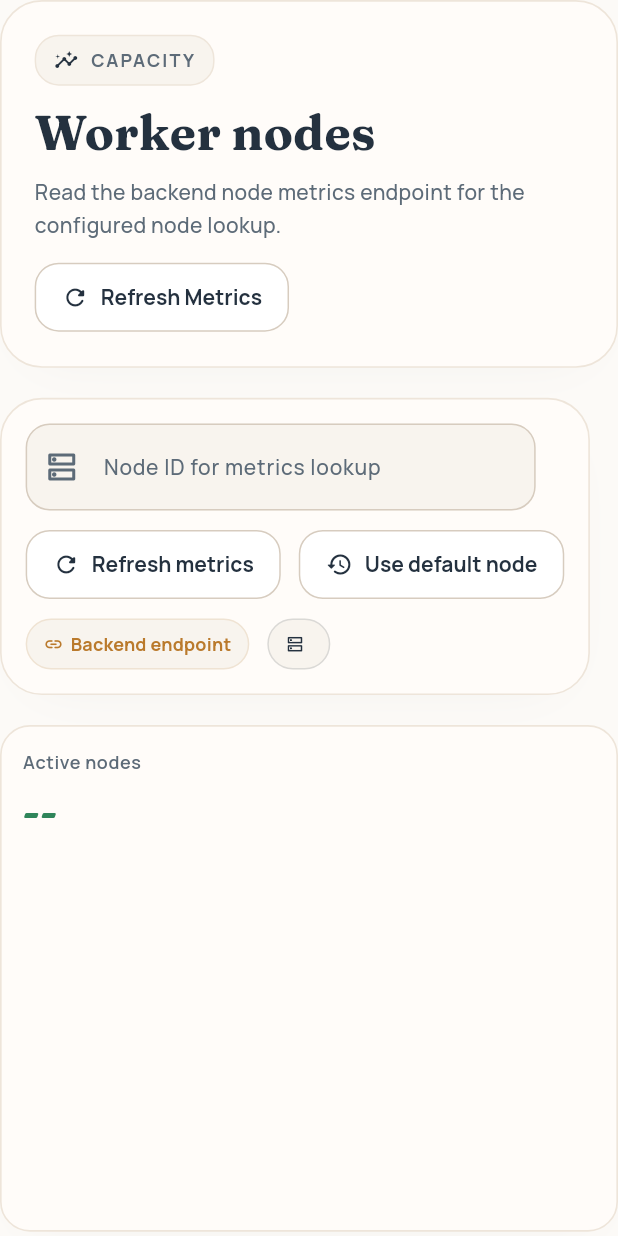
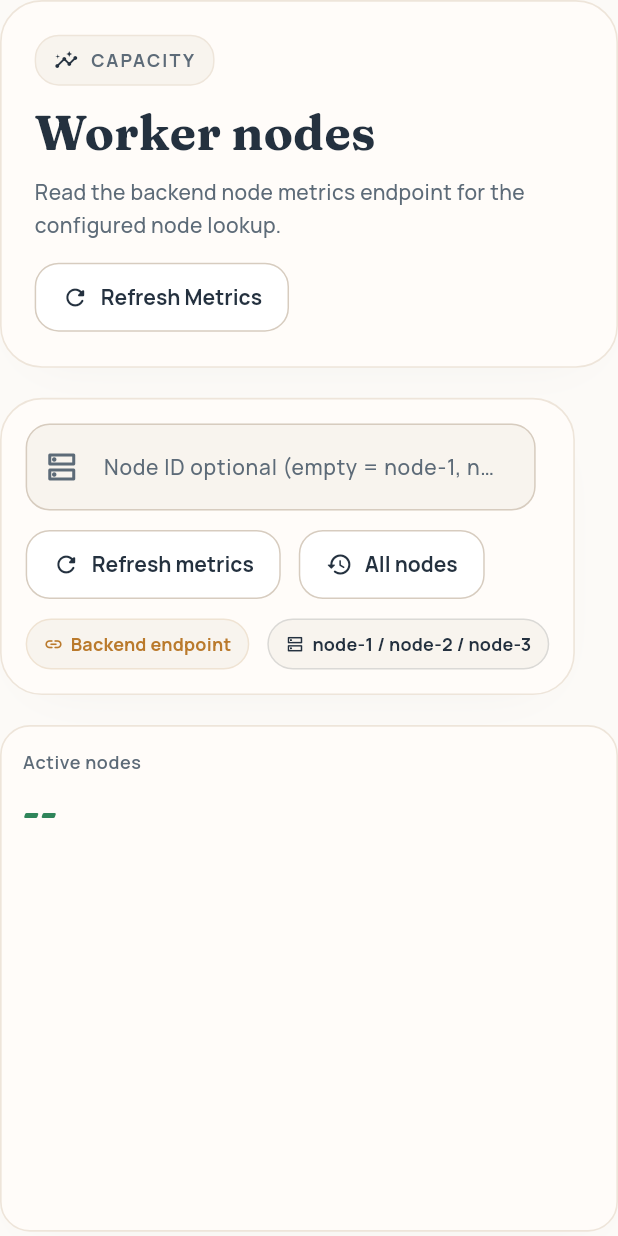
Before and after one commit to DistribuidosN/Frontend, a Flutter app: the NodesPage widget shown alone on an empty page, opened directly, on a phone screen of 412 x 824 dp. Run offline on Flutter 3.47's test engine with Material 3 defaults, Android fonts, the phone set to English and light mode, and no system bars; our stand-ins replace file_picker, flutter_svg, google_fonts, shared_preferences; missing offline and left inert: dart:html; accounts and stored records are empty; project files that could hold a hidden picture were left out.

Commit message:
fix: default admin to cluster nodes

```diff
--- a/flutter_app/lib/core/workspace/workspace_controller.dart
+++ b/flutter_app/lib/core/workspace/workspace_controller.dart
@@ -37,6 +37,11 @@ class WorkspaceController extends ChangeNotifier {
 
   static const String _defaultAdminImageUuid =
       'ab1df2d2-255c-409b-94c1-855a590e77b9';
+  static const List<String> _defaultAdminNodeIds = <String>[
+    'node-1',
+    'node-2',
+    'node-3',
+  ];
 
   late final ApiClient _apiClient;
   final Random _random = Random();
@@ -1263,16 +1268,19 @@ class WorkspaceController extends ChangeNotifier {
         try {
           nodeRefs = await _loadAdminNodeRefs();
         } catch (e) {
-          debugPrint('[ADMIN METRICS] /nodes failed, using default node: $e');
-          nodeRefs = <_AdminNodeRef>[];
+          debugPrint('[ADMIN METRICS] /nodes failed, using default cluster: $e');
+          nodeRefs = _defaultAdminNodeRefs();
         }
+      }
+      if (!explicitNodeLookup && nodeRefs.isEmpty) {
+        debugPrint('[ADMIN METRICS] /nodes returned empty, using default cluster.');
+        nodeRefs = _defaultAdminNodeRefs();
       }
       debugPrint(
         '[ADMIN METRICS] refs=${nodeRefs.map((ref) => '${ref.id}(${ref.address})').join(', ')}',
       );
 
       final List<AdminNodeMetric> collectedMetrics = <AdminNodeMetric>[];
-      // Si /nodes no devuelve nada, no intentamos adivinar nodos.
       final Iterable<_AdminNodeRef> refsToQuery = nodeRefs;
 
       if (refsToQuery.isEmpty) {
@@ -1448,6 +1456,12 @@ class WorkspaceController extends ChangeNotifier {
     return refs;
   }
 
+  static List<_AdminNodeRef> _defaultAdminNodeRefs() {
+    return _defaultAdminNodeIds
+        .map((String id) => _AdminNodeRef(id: id, address: ''))
+        .toList(growable: false);
+  }
+
   AdminNodeMetric? _latestAdminMetricFromPayload(
     dynamic payload, {
     required String fallbackNodeId,
--- a/flutter_app/lib/features/admin/presentation/admin_page.dart
+++ b/flutter_app/lib/features/admin/presentation/admin_page.dart
@@ -30,7 +30,7 @@ class _AdminPageState extends State<AdminPage> {
       return;
     }
     final workspace = WorkspaceScope.of(context);
-    _nodeIdController.text = workspace.adminMetricNodeId;
+    _nodeIdController.text = '';
     final String initialImageUuid = workspace.adminLogImageUuid?.trim().isNotEmpty == true
         ? workspace.adminLogImageUuid!.trim()
         : workspace.latestBatchImages.isNotEmpty
@@ -55,13 +55,10 @@ class _AdminPageState extends State<AdminPage> {
 
   Future<void> _refreshAll() async {
     final workspace = WorkspaceScope.of(context);
-    final String nodeId = _nodeIdController.text.trim();
     final String imageUuid = _imageUuidController.text.trim();
 
     try {
-      await workspace.refreshAdminMetrics(
-        nodeId: nodeId.isEmpty ? null : nodeId,
-      );
+      await workspace.refreshAdminMetrics();
     } catch (_) {}
 
     try {
@@ -144,7 +141,7 @@ class _AdminPageState extends State<AdminPage> {
             children: <Widget>[
               FilterField(
                 icon: Icons.dns_outlined,
-                label: 'Node ID for metrics lookup',
+                label: 'Node ID optional (empty = node-1, node-2, node-3)',
                 width: 320,
                 controller: _nodeIdController,
                 onSubmitted: (_) => _refreshMetrics(),
@@ -176,12 +173,12 @@ class _AdminPageState extends State<AdminPage> {
               ),
               ChipFilter(
                 icon: Icons.restore_rounded,
-                label: 'Default node',
+                label: 'All nodes',
                 onPressed: () {
                   setState(() {
-                    _nodeIdController.text = workspace.adminMetricNodeId;
+                    _nodeIdController.clear();
                   });
-                  _refreshMetrics();
+                  _refreshAll();
                 },
               ),
             ],
--- a/flutter_app/lib/features/nodes/presentation/nodes_page.dart
+++ b/flutter_app/lib/features/nodes/presentation/nodes_page.dart
@@ -21,8 +21,7 @@ class _NodesPageState extends State<NodesPage> {
     if (_initialized) {
       return;
     }
-    final workspace = WorkspaceScope.of(context);
-    _nodeIdController.text = workspace.adminMetricNodeId;
+    _nodeIdController.text = '';
     _initialized = true;
   }
 
@@ -95,7 +94,7 @@ class _NodesPageState extends State<NodesPage> {
             children: <Widget>[
               FilterField(
                 icon: Icons.dns_outlined,
-                label: 'Node ID for metrics lookup',
+                label: 'Node ID optional (empty = node-1, node-2, node-3)',
                 width: 340,
                 controller: _nodeIdController,
                 onSubmitted: (_) => _refreshMetrics(context),
@@ -107,10 +106,10 @@ class _NodesPageState extends State<NodesPage> {
               ),
               ChipFilter(
                 icon: Icons.restore_rounded,
-                label: 'Use default node',
+                label: 'All nodes',
                 onPressed: () {
                   setState(() {
-                    _nodeIdController.text = workspace.adminMetricNodeId;
+                    _nodeIdController.clear();
                   });
                   _refreshMetrics(context);
                 },
@@ -122,7 +121,9 @@ class _NodesPageState extends State<NodesPage> {
                 icon: Icons.link_rounded,
               ),
               StatusChip(
-                label: workspace.adminMetricNodeId,
+                label: workerNodes.isEmpty
+                    ? 'node-1 / node-2 / node-3'
+                    : workerNodes.map((AdminNodeMetric node) => node.id).join(' / '),
                 color: AppTheme.navy,
                 background: AppTheme.surfaceContainer,
                 icon: Icons.dns_outlined,
```
